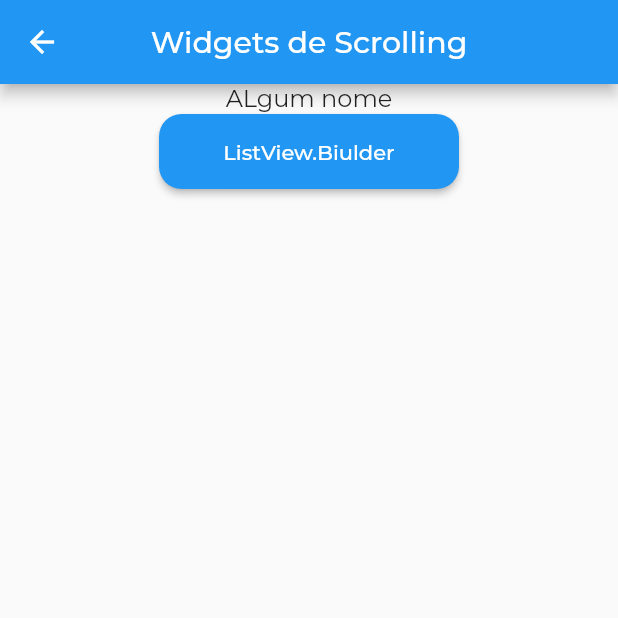
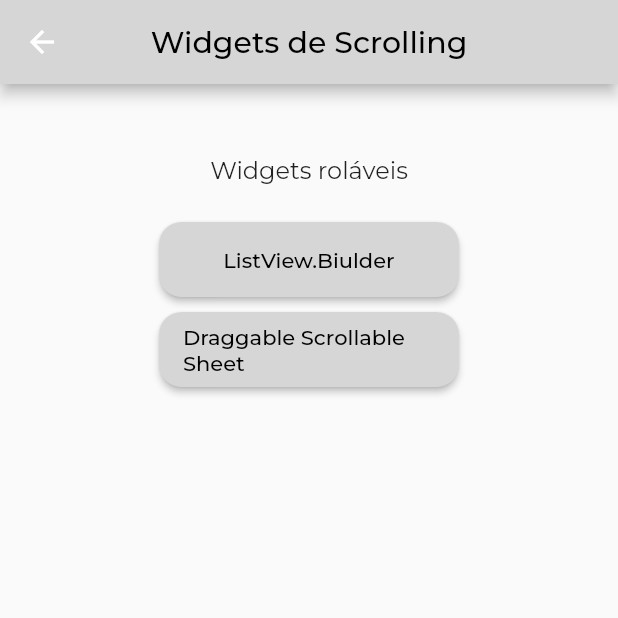
Before and after one commit to emersonTeixeiraDev/fluttergallery, a Flutter app: the HomeScrolling screen opened by its route, on a phone screen of 412 x 824 dp, the top half of it. Run offline on Flutter 3.47's test engine with Material 2 defaults, Android fonts, the phone set to English and light mode, and no system bars; our stand-ins replace google_fonts; network calls fail.

Commit message:
feat widget draggable and scrollable with contact list

```diff
--- a/lib/routes/app_routes.dart
+++ b/lib/routes/app_routes.dart
@@ -1,5 +1,8 @@
 class AppRoutes {
   static const home = '/';
-  static const scrollingwidgets = '/scroll-widgets';
-  static const scrollinghome = '/scroll-home';
+
+  //Scroll
+  static const scrollingHome = '/scroll-home';
+  static const scrollinListB = '/scroll-listB';
+  static const scrollinDraggable = '/scroll-draggable';
 }
--- a/lib/scrolling_widgets/presentation/screens/home_scrolling.dart
+++ b/lib/scrolling_widgets/presentation/screens/home_scrolling.dart
@@ -8,22 +8,32 @@ class HomeScrolling extends StatelessWidget {
   Widget build(BuildContext context) {
     return Scaffold(
       appBar: AppBar(
+        backgroundColor: const Color(0xffD6D6D6),
         title: const Text(
           'Widgets de Scrolling',
+          style: TextStyle(color: Colors.black),
         ),
         centerTitle: true,
       ),
-      body: Column(
+      body: Padding(
+        padding: const EdgeInsets.only(top: 24),
+        child: Column(
           children: [
             const Center(
+              child: Padding(
+                padding: EdgeInsets.all(24),
                 child: Text(
-              'ALgum nome',
+                  'Widgets roláveis',
+                ),
               ),
             ),
             ElevatedButton(
               onPressed: () =>
-                Navigator.of(context).pushNamed(AppRoutes.scrollingwidgets),
+                  Navigator.of(context).pushNamed(AppRoutes.scrollinListB),
               style: ButtonStyle(
+                backgroundColor: MaterialStateProperty.all(
+                  const Color(0xffD6D6D6),
+                ),
                 fixedSize: MaterialStateProperty.all(const Size(200, 50)),
                 shape: MaterialStatePropertyAll(
                   RoundedRectangleBorder(
@@ -31,9 +41,35 @@ class HomeScrolling extends StatelessWidget {
                   ),
                 ),
               ),
-            child: const Text('ListView.Biulder'),
+              child: const Text(
+                'ListView.Biulder',
+                style: TextStyle(color: Colors.black),
               ),
+            ),
+            const SizedBox(
+              height: 10,
+            ),
+            ElevatedButton(
+              onPressed: () =>
+                  Navigator.of(context).pushNamed(AppRoutes.scrollinDraggable),
+              style: ButtonStyle(
+                backgroundColor: MaterialStateProperty.all(
+                  const Color(0xffD6D6D6),
+                ),
+                fixedSize: MaterialStateProperty.all(const Size(200, 50)),
+                shape: MaterialStatePropertyAll(
+                  RoundedRectangleBorder(
+                    borderRadius: BorderRadius.circular(15),
+                  ),
+                ),
+              ),
+              child: const Text(
+                'Draggable Scrollable Sheet',
+                style: TextStyle(color: Colors.black),
+              ),
+            )
           ],
+        ),
       ),
     );
   }
```
Also changed, not shown: lib/app.dart (+5 -2 lines), lib/scrolling_widgets/data/repository/contacts_repository.dart (added, +56 -0 lines), lib/scrolling_widgets/domain/model.dart (+10 -0 lines), lib/scrolling_widgets/presentation/widgets/draggable_scrollable_sheet.dart (added, +116 -0 lines). Lines whose indentation alone changed are shown as unchanged.
